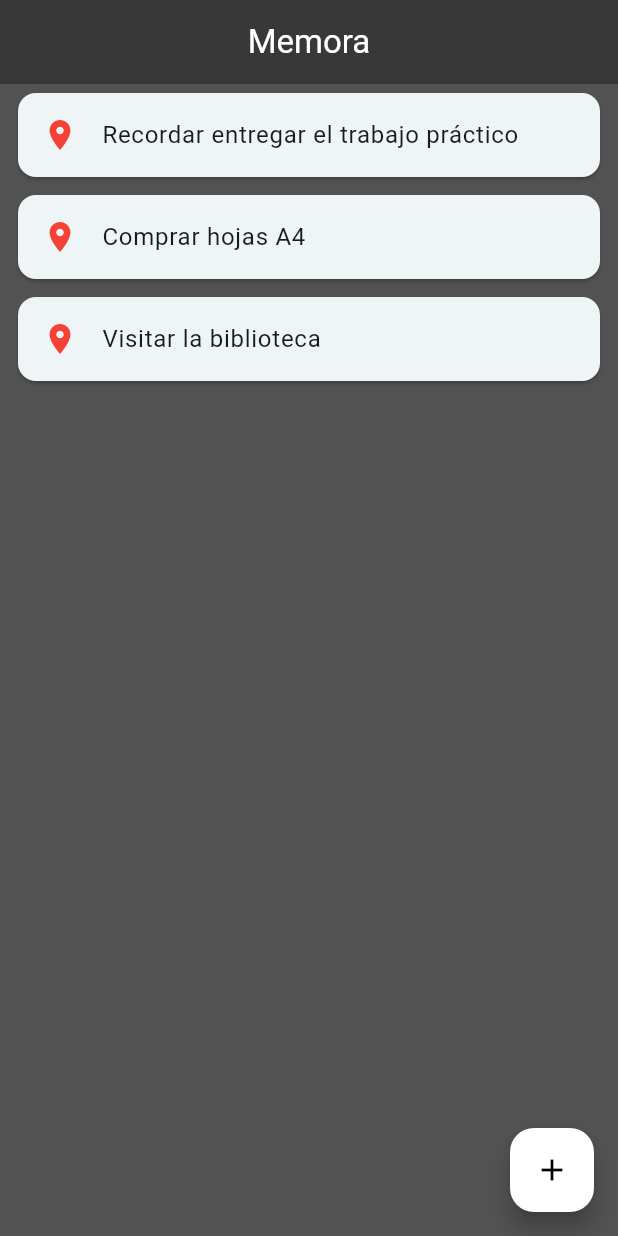
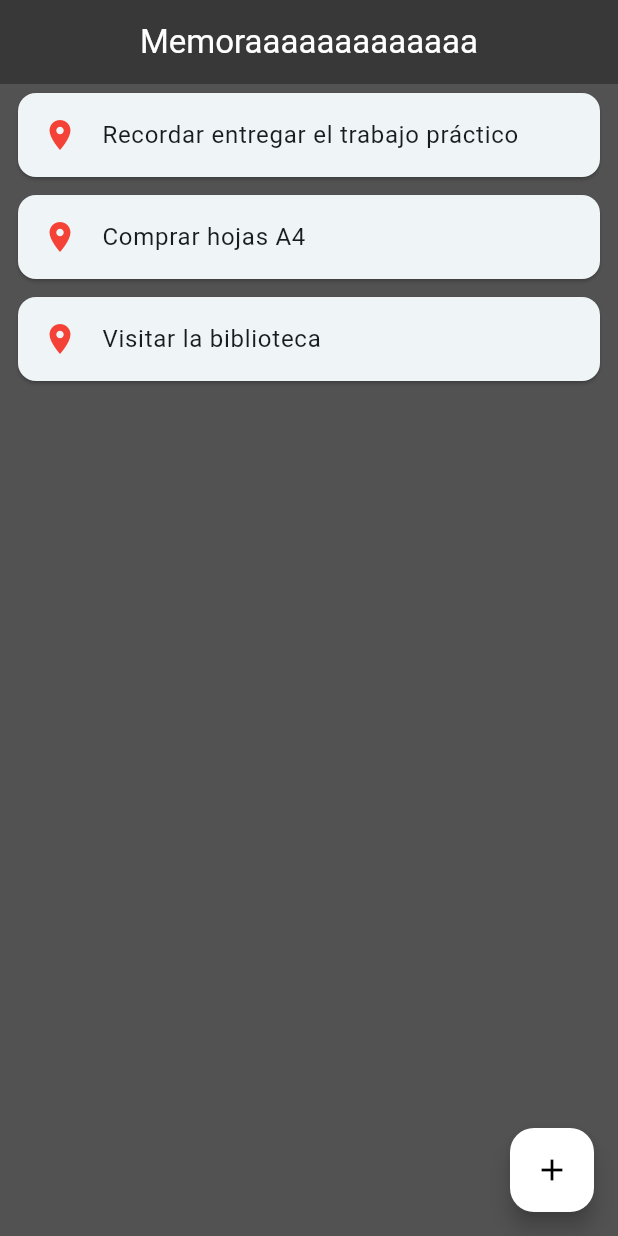
Before and after one commit to Shiny333Arg/Memora, a Flutter app: the screen it shows after launch, on a phone screen of 412 x 824 dp. Run offline on Flutter 3.47's test engine with Material 3 defaults, Android fonts, the phone set to English and light mode, and no system bars.

Commit message:
V1 - respaldo

```diff
--- a/lib/main.dart
+++ b/lib/main.dart
@@ -52,7 +52,7 @@ class _HomePageState extends State<HomePage> {
       appBar: AppBar(
         backgroundColor: const Color(0xFF383838), //color de header
         title: const Text(
-          "Memora",
+          "Memoraaaaaaaaaaaaa",
           style: TextStyle(color: Color(0xFFFFFFFF),), // texto blanco
         ),
         centerTitle: true,
```
